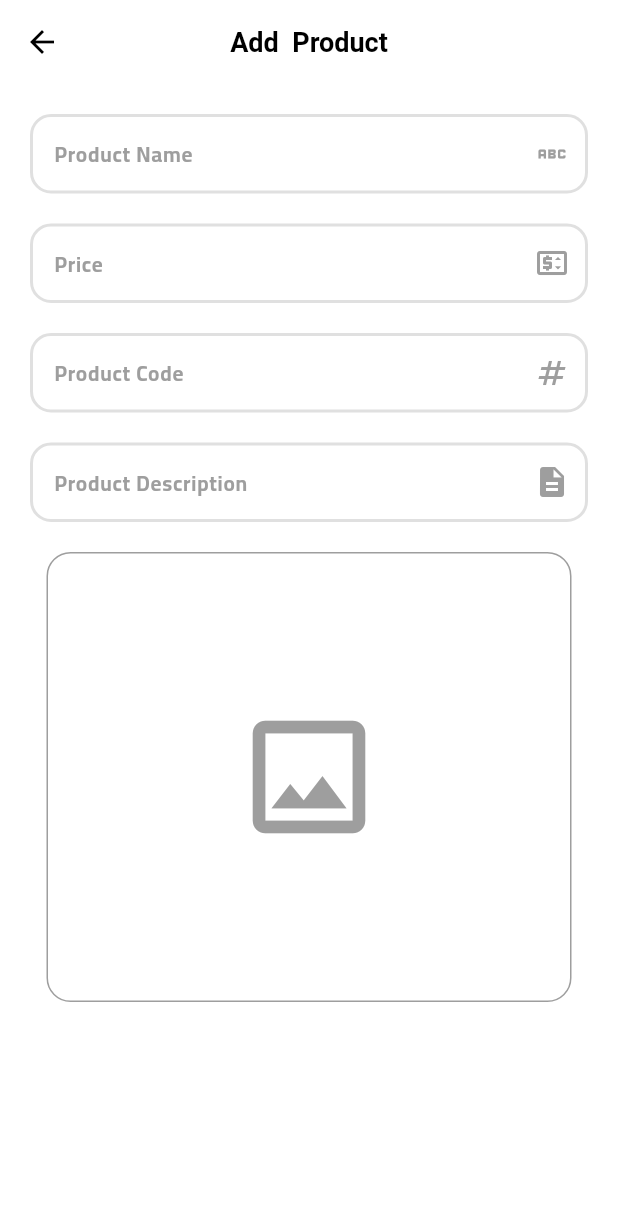
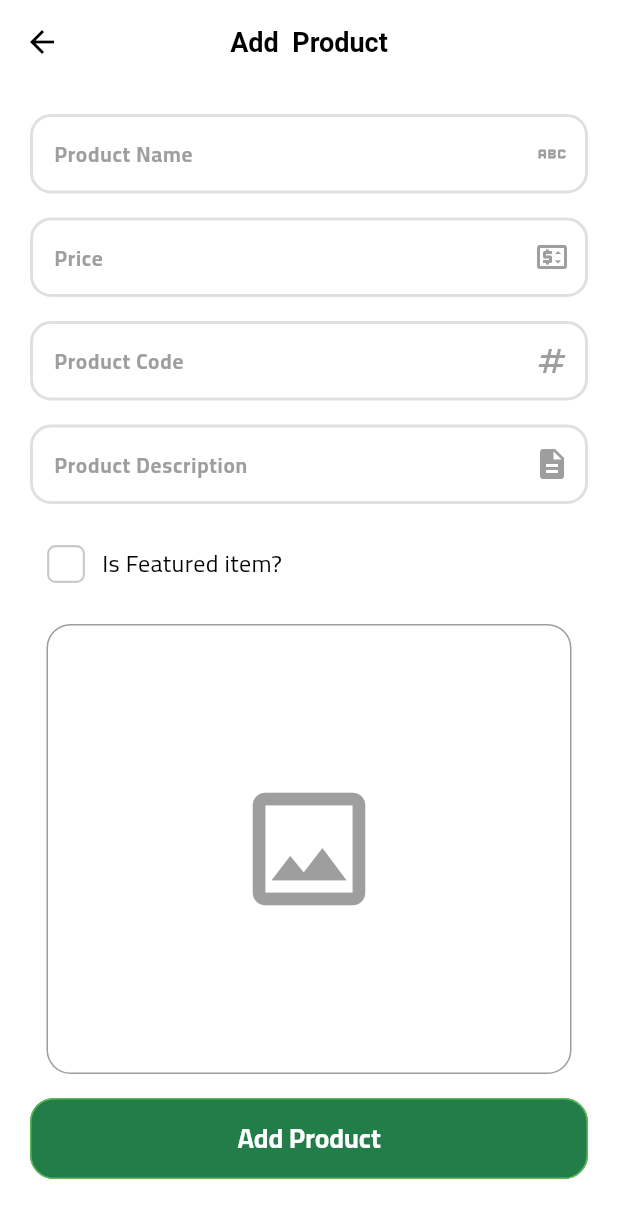
Before and after one commit to AbdulrhmanM0hamed/Dashboard_FruitApp, a Flutter app: the AddProductView screen opened by its route, on a phone screen of 412 x 824 dp. Shown: the top 1218 px of the screen. Run offline on Flutter 3.47's test engine with Material 3 defaults, Android fonts, the phone set to English and light mode, and no system bars; our stand-ins replace firebase_core, image_picker; accounts and stored records are empty.

Commit message:
add valdition to text fields and image

```diff
--- a/lib/core/utils/common/custom_text_form_field.dart
+++ b/lib/core/utils/common/custom_text_form_field.dart
@@ -1,21 +1,37 @@
 import 'package:flutter/material.dart';
 
 class CustomTextFormField extends StatelessWidget {
-  const CustomTextFormField({super.key, required this.hintText, required this.suffixIcon,  this.obsacureText= false, required this.keyboardType, });
+  const CustomTextFormField({
+    super.key,
+    required this.hintText,
+    required this.suffixIcon,
+    this.obsacureText = false,
+    required this.keyboardType,
+    this.onSaved,
+  });
+
   final String hintText;
   final Widget? suffixIcon;
- final TextInputType keyboardType;
+  final TextInputType keyboardType;
+  final void Function(String?)? onSaved;
+  final bool obsacureText;
 
- final bool obsacureText ;
   @override
   Widget build(BuildContext context) {
     return TextFormField(
-      keyboardType: TextInputType.number,
+      onSaved: onSaved,
+      keyboardType: keyboardType,
       obscureText: obsacureText,
       decoration: InputDecoration(
-        hintText:hintText ,
-        suffixIcon: suffixIcon ,
+        hintText: hintText,
+        suffixIcon: suffixIcon,
       ),
+      validator: (value) {
+        if (value == null || value.isEmpty) {
+          return 'هذا الحقل مطلوب'; // رسالة الخطأ
+        }
+        return null; // إذا كانت القيمة صحيحة
+      },
     );
   }
 }
--- a/lib/features/add_product/presentation/view/widgets/add_product_view_body.dart
+++ b/lib/features/add_product/presentation/view/widgets/add_product_view_body.dart
@@ -1,7 +1,12 @@
+import 'dart:io';
 import 'package:dashboard/core/utils/common/custom_text_form_field.dart';
+import 'package:dashboard/core/utils/common/elvated_button.dart';
+import 'package:dashboard/core/utils/constants/colors.dart';
+import 'package:dashboard/core/utils/constants/font_manger.dart';
+import 'package:dashboard/core/utils/constants/styles_manger.dart';
+import 'package:dashboard/features/add_product/presentation/view/widgets/custom_check_box.dart';
 import 'package:dashboard/features/add_product/presentation/view/widgets/image_pik_widget.dart';
 import 'package:flutter/material.dart';
-
 
 class AddProductViewBody extends StatelessWidget {
   AddProductViewBody({super.key});
@@ -9,41 +14,114 @@ class AddProductViewBody extends StatelessWidget {
   final GlobalKey<FormState> _formKey = GlobalKey<FormState>();
   final AutovalidateMode _autoValidateMode = AutovalidateMode.disabled;
 
+  late String productName, code, description;
+  late num price;
+  File? imageFile;
+  bool isFeatured = false;
+
   @override
   Widget build(BuildContext context) {
     return SingleChildScrollView(
       child: Form(
         key: _formKey,
         autovalidateMode: _autoValidateMode,
-        child:const Padding(
-          padding:  EdgeInsets.symmetric(horizontal: 20, vertical: 20),
+        child: Padding(
+          padding: EdgeInsets.symmetric(horizontal: 20, vertical: 20),
           child: Column(
             children: [
-               CustomTextFormField(
+              CustomTextFormField(
+                onSaved: (value) {
+                  productName = value!;
+                },
                 hintText: 'Product Name',
                 suffixIcon: Icon(Icons.abc),
                 keyboardType: TextInputType.name,
               ),
-               SizedBox(height: 20),
-               CustomTextFormField(
+              const SizedBox(height: 16),
+              CustomTextFormField(
+                onSaved: (value) {
+                  if (value != null && value.isNotEmpty) {
+                    try {
+                      price = num.parse(value);
+                    } catch (e) {
+                      ScaffoldMessenger.of(context).showSnackBar(const SnackBar(
+                        backgroundColor: TColors.error,
+                        content: Text('Please fill product price '),
+                      ));
+                    }
+                  }
+                },
                 hintText: 'Price',
                 suffixIcon: Icon(Icons.price_change_outlined),
                 keyboardType: TextInputType.number,
               ),
-               SizedBox(height: 20),
-               CustomTextFormField(
+              const SizedBox(height: 16),
+              CustomTextFormField(
+                onSaved: (value) {
+                  code = value!.toLowerCase();
+                },
                 hintText: 'Product Code',
                 suffixIcon: Icon(Icons.numbers),
                 keyboardType: TextInputType.number,
               ),
-               SizedBox(height: 20),
-               CustomTextFormField(
+              const SizedBox(height: 16),
+              CustomTextFormField(
+                onSaved: (value) {
+                  description = value!;
+                },
                 hintText: 'Product Description',
                 suffixIcon: Icon(Icons.description),
                 keyboardType: TextInputType.text,
               ),
-               SizedBox(height: 20),
-              ImagePickWidget(),
+              const SizedBox(height: 16),
+              Row(
+                children: [
+                  Align(
+                    alignment: Alignment.bottomLeft,
+                    child: CustomCheckBox(
+                      onChanged: (value) {
+                        isFeatured = value;
+                      },
+                    ),
+                  ),
+                  Text(
+                    "Is Featured item? ",
+                    style: getRegularStyle(
+                        fontFamily: FontConstant.cairo, fontSize: 16),
+                  ),
+                ],
+              ),
+              const SizedBox(height: 16),
+              ImagePickWidget(
+                onFileChanged: (image) {
+                  imageFile = image; // No change needed
+                },
+              ),
+              const SizedBox(height: 16),
+              CustomElevatedButton(
+                onPressed: () {
+                  if (_formKey.currentState!.validate()) {
+                    _formKey.currentState!.save();
+                    if (imageFile != null) {
+                      Navigator.pop(context);
+                    } else {
+                      ScaffoldMessenger.of(context).showSnackBar(
+                        const SnackBar(
+                          content: Text('Please select an image'),
+                        ),
+                      );
+                    }
+                  } else {
+                    ScaffoldMessenger.of(context).showSnackBar(
+                      const SnackBar(
+                        backgroundColor: TColors.error,
+                        content: Text('Please fill all fields correctly'),
+                      ),
+                    );
+                  }
+                },
+                buttonText: 'Add Product',
+              ),
             ],
           ),
         ),
--- /dev/null
+++ b/lib/features/add_product/presentation/view/widgets/custom_check_box.dart
@@ -0,0 +1,47 @@
+import 'package:dashboard/core/utils/constants/colors.dart';
+import 'package:flutter/material.dart';
+
+class CustomCheckBox extends StatefulWidget {
+  final bool initialValue;
+  final ValueChanged<bool> onChanged;
+
+  const CustomCheckBox({
+    Key? key,
+    this.initialValue = false,
+    required this.onChanged,
+  }) : super(key: key);
+
+  @override
+  _CustomCheckBoxState createState() => _CustomCheckBoxState();
+}
+
+class _CustomCheckBoxState extends State<CustomCheckBox> {
+  late bool isChecked;
+
+  @override
+  void initState() {
+    super.initState();
+    isChecked = widget.initialValue;
+  }
+
+  @override
+  Widget build(BuildContext context) {
+    return Transform.scale(
+      scale: 1.4, // Increase the size of the checkbox
+      child: Checkbox(
+        value: isChecked,
+        onChanged: (value) {
+          setState(() {
+            isChecked = value ?? false;
+            widget.onChanged(isChecked); // Notify the parent widget
+          });
+        },
+        side: BorderSide(
+          width: 1,
+          color: TColors.darkGrey.withOpacity(0.5),
+        ),
+        activeColor: TColors.primary, // Color when checked
+      ),
+    );
+  }
+}
--- a/lib/features/add_product/presentation/view/widgets/image_pik_widget.dart
+++ b/lib/features/add_product/presentation/view/widgets/image_pik_widget.dart
@@ -3,7 +3,8 @@ import 'package:flutter/material.dart';
 import 'package:image_picker/image_picker.dart';
 
 class ImagePickWidget extends StatefulWidget {
-  const ImagePickWidget({super.key});
+  const ImagePickWidget({super.key, required this.onFileChanged});
+    final ValueChanged<File?> onFileChanged;
 
   @override
   State<ImagePickWidget> createState() => _ImagePickWidgetState();
@@ -20,6 +21,7 @@ class _ImagePickWidgetState extends State<ImagePickWidget> {
     setState(() {
       if (pickedFile != null) {
         _imageFile = File(pickedFile.path);
+        widget.onFileChanged(_imageFile);
       } else {
         print('No image selected.');
       }
@@ -68,6 +70,7 @@ class _ImagePickWidgetState extends State<ImagePickWidget> {
                   onTap: () {
                     setState(() {
                       _imageFile = null;
+                      widget.onFileChanged(null);
                     });
                   },
                   child: Container(
```
